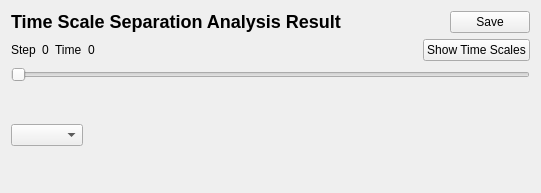
Before: the Qt Designer form copasi/UI/CQTSSAResultSubWidget.ui in copasi/COPASI, drawn with Qt 5.
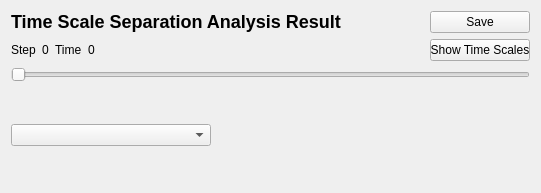
After: the same form once the commit is applied. Custom widgets are drawn as their Qt base class.

Commit message: - issue 2468: ensure that the buttons on the result widget have the same width

Diff of the .ui file:
```diff
--- a/copasi/UI/CQTSSAResultSubWidget.ui
+++ b/copasi/UI/CQTSSAResultSubWidget.ui
@@ -78,11 +78,23 @@
      <item>
       <widget class="QPushButton" name="ButtonSaveData">
        <property name="sizePolicy">
-        <sizepolicy hsizetype="Minimum" vsizetype="Fixed">
+        <sizepolicy hsizetype="Preferred" vsizetype="Fixed">
          <horstretch>0</horstretch>
          <verstretch>0</verstretch>
         </sizepolicy>
        </property>
+       <property name="minimumSize">
+        <size>
+         <width>100</width>
+         <height>0</height>
+        </size>
+       </property>
+       <property name="maximumSize">
+        <size>
+         <width>100</width>
+         <height>16777215</height>
+        </size>
+       </property>
        <property name="text">
         <string>Save</string>
        </property>
@@ -136,11 +148,23 @@
      <item>
       <widget class="QPushButton" name="mpButton">
        <property name="sizePolicy">
-        <sizepolicy hsizetype="Minimum" vsizetype="Fixed">
+        <sizepolicy hsizetype="Preferred" vsizetype="Fixed">
          <horstretch>0</horstretch>
          <verstretch>0</verstretch>
         </sizepolicy>
        </property>
+       <property name="minimumSize">
+        <size>
+         <width>100</width>
+         <height>0</height>
+        </size>
+       </property>
+       <property name="maximumSize">
+        <size>
+         <width>100</width>
+         <height>16777215</height>
+        </size>
+       </property>
        <property name="text">
         <string>Show Time Scales</string>
        </property>
@@ -194,7 +218,20 @@
    <item>
     <layout class="QHBoxLayout" name="horizontalLayout">
      <item>
-      <widget class="QComboBox" name="mpBox1"/>
+      <widget class="QComboBox" name="mpBox1">
+       <property name="sizePolicy">
+        <sizepolicy hsizetype="Preferred" vsizetype="Fixed">
+         <horstretch>0</horstretch>
+         <verstretch>0</verstretch>
+        </sizepolicy>
+       </property>
+       <property name="minimumSize">
+        <size>
+         <width>200</width>
+         <height>0</height>
+        </size>
+       </property>
+      </widget>
      </item>
      <item>
       <spacer name="horizontalSpacer_2">
```
